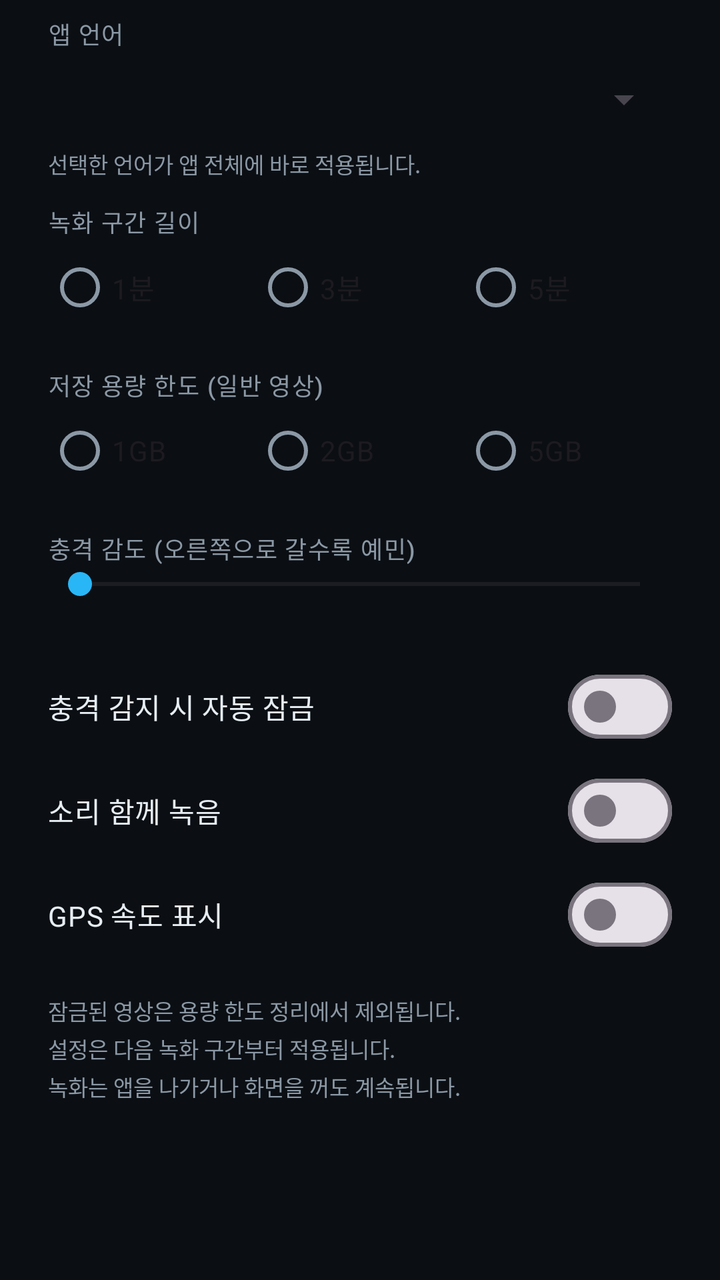
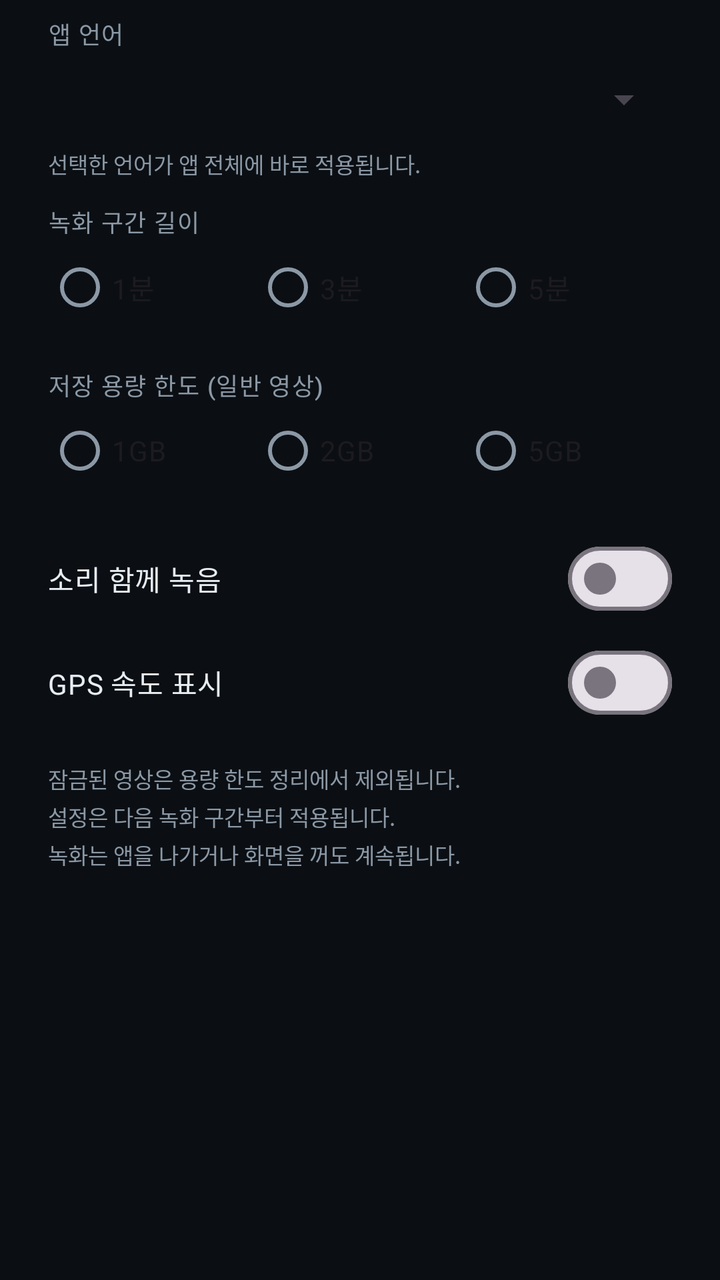

Screens rendered from an Android XML layout before and after an edit, with the pre-edit source and the edit as a unified diff.
<!-- AndroidManifest.xml: application theme Theme.PickleBlackbox -->
<!-- res/layout/dialog_settings.xml -->
<?xml version="1.0" encoding="utf-8"?>
<ScrollView xmlns:android="http://schemas.android.com/apk/res/android"
    xmlns:app="http://schemas.android.com/apk/res-auto"
    android:layout_width="match_parent"
    android:layout_height="wrap_content">

    <LinearLayout
        android:layout_width="match_parent"
        android:layout_height="wrap_content"
        android:orientation="vertical"
        android:paddingHorizontal="24dp"
        android:paddingTop="8dp"
        android:paddingBottom="8dp">

        <TextView
            style="@style/TextAppearance.PickleBlackbox.HudLabel"
            android:layout_width="match_parent"
            android:layout_height="wrap_content"
            android:text="@string/settings_language_title" />

        <Spinner
            android:id="@+id/spLanguage"
            android:layout_width="match_parent"
            android:layout_height="wrap_content"
            android:minHeight="48dp" />

        <TextView
            android:layout_width="match_parent"
            android:layout_height="wrap_content"
            android:layout_marginBottom="12dp"
            android:text="@string/settings_language_note"
            android:textColor="@color/bb_text_dim"
            android:textSize="11sp" />

        <TextView
            style="@style/TextAppearance.PickleBlackbox.HudLabel"
            android:layout_width="match_parent"
            android:layout_height="wrap_content"
            android:text="@string/settings_segment_title" />

        <RadioGroup
            android:id="@+id/rgSegment"
            android:layout_width="match_parent"
            android:layout_height="wrap_content"
            android:orientation="horizontal">

            <RadioButton
                android:id="@+id/rbSegment1"
                android:layout_width="0dp"
                android:layout_height="wrap_content"
                android:layout_weight="1"
                android:text="@string/settings_segment_1min" />

            <RadioButton
                android:id="@+id/rbSegment3"
                android:layout_width="0dp"
                android:layout_height="wrap_content"
                android:layout_weight="1"
                android:text="@string/settings_segment_3min" />

            <RadioButton
                android:id="@+id/rbSegment5"
                android:layout_width="0dp"
                android:layout_height="wrap_content"
                android:layout_weight="1"
                android:text="@string/settings_segment_5min" />
        </RadioGroup>

        <TextView
            style="@style/TextAppearance.PickleBlackbox.HudLabel"
            android:layout_width="match_parent"
            android:layout_height="wrap_content"
            android:layout_marginTop="16dp"
            android:text="@string/settings_storage_title" />

        <RadioGroup
            android:id="@+id/rgStorage"
            android:layout_width="match_parent"
            android:layout_height="wrap_content"
            android:orientation="horizontal">

            <RadioButton
                android:id="@+id/rbStorage1"
                android:layout_width="0dp"
                android:layout_height="wrap_content"
                android:layout_weight="1"
                android:text="@string/settings_storage_1gb" />

            <RadioButton
                android:id="@+id/rbStorage2"
                android:layout_width="0dp"
                android:layout_height="wrap_content"
                android:layout_weight="1"
                android:text="@string/settings_storage_2gb" />

            <RadioButton
                android:id="@+id/rbStorage5"
                android:layout_width="0dp"
                android:layout_height="wrap_content"
                android:layout_weight="1"
                android:text="@string/settings_storage_5gb" />
        </RadioGroup>

        <TextView
            style="@style/TextAppearance.PickleBlackbox.HudLabel"
            android:layout_width="match_parent"
            android:layout_height="wrap_content"
            android:layout_marginTop="16dp"
            android:text="@string/settings_sensitivity_title" />

        <SeekBar
            android:id="@+id/sbSensitivity"
            android:layout_width="match_parent"
            android:layout_height="wrap_content"
            android:max="5"
            android:min="1" />

        <TextView
            android:id="@+id/tvSensitivityValue"
            android:layout_width="match_parent"
            android:layout_height="wrap_content"
            android:textColor="@color/bb_text_dim"
            android:textSize="12sp" />

        <com.google.android.material.materialswitch.MaterialSwitch
            android:id="@+id/swAutoLock"
            android:layout_width="match_parent"
            android:layout_height="wrap_content"
            android:layout_marginTop="12dp"
            android:text="@string/settings_auto_lock"
            android:textColor="@color/bb_text" />

        <com.google.android.material.materialswitch.MaterialSwitch
            android:id="@+id/swAudio"
            android:layout_width="match_parent"
            android:layout_height="wrap_content"
            android:layout_marginTop="4dp"
            android:text="@string/settings_record_audio"
            android:textColor="@color/bb_text" />

        <com.google.android.material.materialswitch.MaterialSwitch
            android:id="@+id/swSpeed"
            android:layout_width="match_parent"
            android:layout_height="wrap_content"
            android:layout_marginTop="4dp"
            android:text="@string/settings_show_speed"
            android:textColor="@color/bb_text" />

        <TextView
            android:layout_width="match_parent"
            android:layout_height="wrap_content"
            android:layout_marginTop="16dp"
            android:lineSpacingExtra="3dp"
            android:text="@string/settings_note"
            android:textColor="@color/bb_text_dim"
            android:textSize="11sp" />
    </LinearLayout>
</ScrollView>
<!-- resources referenced by this layout -->
<resources>
  <color name="bb_text">#FFE6EDF3</color>
  <color name="bb_text_dim">#FF8B98A5</color>
  <string name="settings_auto_lock">충격 감지 시 자동 잠금</string>
  <string name="settings_language_note">선택한 언어가 앱 전체에 바로 적용됩니다.</string>
  <string name="settings_language_title">앱 언어</string>
  <string name="settings_note">잠금된 영상은 용량 한도 정리에서 제외됩니다.\n설정은 다음 녹화 구간부터 적용됩니다.\n녹화는 앱을 나가거나 화면을 꺼도 계속됩니다.</string>
  <string name="settings_record_audio">소리 함께 녹음</string>
  <string name="settings_segment_1min">1분</string>
  <string name="settings_segment_3min">3분</string>
  <string name="settings_segment_5min">5분</string>
  <string name="settings_segment_title">녹화 구간 길이</string>
  <string name="settings_sensitivity_title">충격 감도 (오른쪽으로 갈수록 예민)</string>
  <string name="settings_show_speed">GPS 속도 표시</string>
  <string name="settings_storage_1gb">1GB</string>
  <string name="settings_storage_2gb">2GB</string>
  <string name="settings_storage_5gb">5GB</string>
  <string name="settings_storage_title">저장 용량 한도 (일반 영상)</string>
  <style name="TextAppearance.PickleBlackbox.HudLabel" parent="TextAppearance.Material3.LabelMedium">
          <item name="android:textColor">@color/bb_text_dim</item>
          <item name="android:letterSpacing">0.04</item>
      </style>
  <style name="Theme.PickleBlackbox" parent="Theme.Material3.DayNight.NoActionBar">
          <item name="colorPrimary">@color/bb_primary</item>
          <item name="colorOnPrimary">@color/bb_on_primary</item>
          <item name="colorPrimaryContainer">@color/bb_primary_container</item>
          <item name="colorOnPrimaryContainer">@color/bb_text</item>
          <item name="colorSecondary">@color/bb_accent</item>
          <item name="colorSurface">@color/bb_surface</item>
          <item name="colorOnSurface">@color/bb_text</item>
          <item name="colorOnSurfaceVariant">@color/bb_text_dim</item>
          <item name="android:colorBackground">@color/bb_background</item>
          <item name="android:windowBackground">@color/bb_background</item>
          <item name="android:statusBarColor">@android:color/black</item>
          <item name="android:navigationBarColor">@android:color/black</item>
          <item name="android:windowLightStatusBar">false</item>
          <item name="materialAlertDialogTheme">@style/Theme.PickleBlackbox.Dialog</item>
      </style>
  <color name="bb_primary">#FFFF3B30</color>
  <color name="bb_on_primary">#FFFFFFFF</color>
  <color name="bb_primary_container">#FF3A1210</color>
  <color name="bb_accent">#FF29B6F6</color>
  <color name="bb_surface">#FF131A22</color>
  <color name="bb_background">#FF0B0F14</color>
  <style name="Theme.PickleBlackbox.Dialog" parent="ThemeOverlay.Material3.MaterialAlertDialog">
          <item name="colorSurface">@color/bb_surface_high</item>
          <item name="colorOnSurface">@color/bb_text</item>
      </style>
  <color name="bb_surface_high">#FF1B242E</color>
</resources>

<!-- the commit's change to res/layout/dialog_settings.xml (unified diff, before → after) -->
@@ -101,40 +101,11 @@
                 android:text="@string/settings_storage_5gb" />
         </RadioGroup>
 
-        <TextView
-            style="@style/TextAppearance.PickleBlackbox.HudLabel"
-            android:layout_width="match_parent"
-            android:layout_height="wrap_content"
-            android:layout_marginTop="16dp"
-            android:text="@string/settings_sensitivity_title" />
-
-        <SeekBar
-            android:id="@+id/sbSensitivity"
-            android:layout_width="match_parent"
-            android:layout_height="wrap_content"
-            android:max="5"
-            android:min="1" />
-
-        <TextView
-            android:id="@+id/tvSensitivityValue"
-            android:layout_width="match_parent"
-            android:layout_height="wrap_content"
-            android:textColor="@color/bb_text_dim"
-            android:textSize="12sp" />
-
-        <com.google.android.material.materialswitch.MaterialSwitch
-            android:id="@+id/swAutoLock"
-            android:layout_width="match_parent"
-            android:layout_height="wrap_content"
-            android:layout_marginTop="12dp"
-            android:text="@string/settings_auto_lock"
-            android:textColor="@color/bb_text" />
-
         <com.google.android.material.materialswitch.MaterialSwitch
             android:id="@+id/swAudio"
             android:layout_width="match_parent"
             android:layout_height="wrap_content"
-            android:layout_marginTop="4dp"
+            android:layout_marginTop="16dp"
             android:text="@string/settings_record_audio"
             android:textColor="@color/bb_text" />
 
<!-- resource entries referenced after the edit -->
@@ -2,7 +2,6 @@
 <resources>
   <color name="bb_text">#FFE6EDF3</color>
   <color name="bb_text_dim">#FF8B98A5</color>
-  <string name="settings_auto_lock">충격 감지 시 자동 잠금</string>
   <string name="settings_language_note">선택한 언어가 앱 전체에 바로 적용됩니다.</string>
   <string name="settings_language_title">앱 언어</string>
   <string name="settings_note">잠금된 영상은 용량 한도 정리에서 제외됩니다.\n설정은 다음 녹화 구간부터 적용됩니다.\n녹화는 앱을 나가거나 화면을 꺼도 계속됩니다.</string>
@@ -11,7 +10,6 @@
   <string name="settings_segment_3min">3분</string>
   <string name="settings_segment_5min">5분</string>
   <string name="settings_segment_title">녹화 구간 길이</string>
-  <string name="settings_sensitivity_title">충격 감도 (오른쪽으로 갈수록 예민)</string>
   <string name="settings_show_speed">GPS 속도 표시</string>
   <string name="settings_storage_1gb">1GB</string>
   <string name="settings_storage_2gb">2GB</string>
